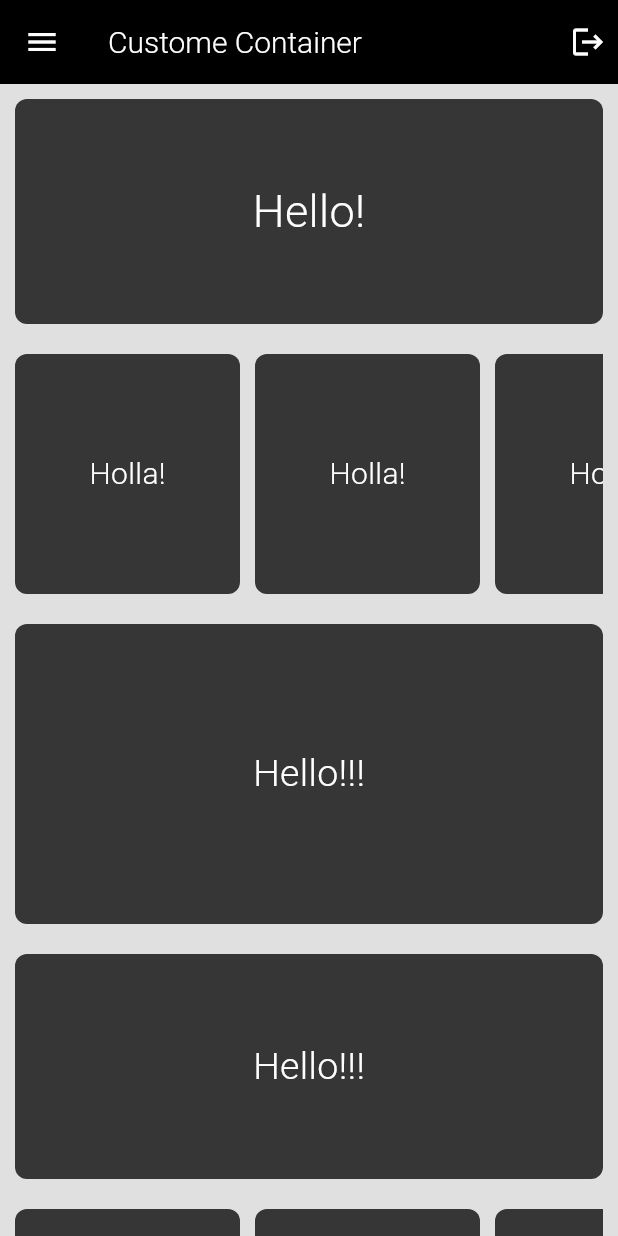
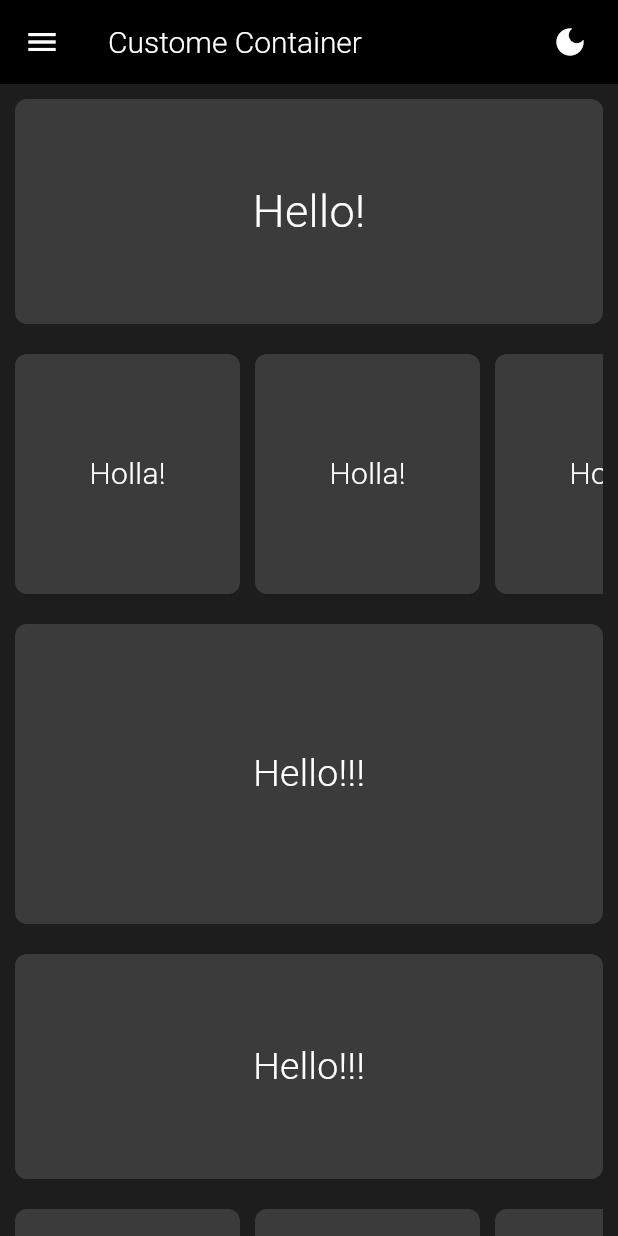
Before and after one commit to LuckyVishwa1104/Flutter-Basics, a Flutter app: the screen it shows after launch, on a phone screen of 412 x 824 dp. Run offline on Flutter 3.47's test engine with Material 3 defaults, Android fonts, the phone set to English and light mode, and no system bars; our stand-ins replace image_picker.

Commit message:
feat(theme): add toggle for light and dark mode

```diff
--- a/lib/constructs/custom_container_demo.dart
+++ b/lib/constructs/custom_container_demo.dart
@@ -1,20 +1,30 @@
 import 'package:flutter/material.dart';
 
-class CustomContainerDemo extends StatelessWidget {
+class CustomContainerDemo extends StatefulWidget {
   const CustomContainerDemo({super.key});
 
   @override
+  State<CustomContainerDemo> createState() => _CustomContainerDemoState();
+}
+
+class _CustomContainerDemoState extends State<CustomContainerDemo> {
+  bool toggle = false;
+
+  Color bgClrLight = const Color.fromARGB(255, 216, 214, 214);
+  Color bgClrDark = const Color.fromARGB(255, 60, 59, 59);
+
+  Color textColorLight = Colors.black;
+  Color textColorDark = Colors.white;
+
+  @override
   Widget build(BuildContext context) {
-
-    Color bgClr = const Color.fromARGB(255, 54, 54, 54);
-
-    Color textColor = Colors.white;
-
     return Scaffold(
-      backgroundColor: Colors.black12,
+      backgroundColor: toggle
+          ? const Color.fromARGB(255, 239, 236, 236)
+          : const Color.fromARGB(251, 25, 25, 25),
       appBar: AppBar(
-        backgroundColor: Colors.black,
-        foregroundColor: Colors.white,
+        backgroundColor: toggle ? Colors.white : Colors.black,
+        foregroundColor: toggle ? Colors.black : Colors.white,
         title: const Text(
           'Custome Container',
           style: TextStyle(
@@ -22,13 +32,19 @@ class CustomContainerDemo extends StatelessWidget {
             fontWeight: FontWeight.w300,
           ),
         ),
-        actions: const [
-          Icon(
-            Icons.logout,
-          )
+        actions: [
+          IconButton(
+            icon: Icon(
+              toggle ? Icons.light_mode : Icons.dark_mode,
+            ),
+            onPressed: () {
+              setState(() {
+                toggle = !toggle;
+              });
+            },
+          ),
         ],
-
-        actionsPadding: EdgeInsets.all(8),
+        actionsPadding: const EdgeInsets.all(8),
       ),
 
       // drawer
@@ -44,7 +60,7 @@ class CustomContainerDemo extends StatelessWidget {
               height: 150,
               width: double.infinity,
               decoration: BoxDecoration(
-                color: bgClr,
+                color: toggle ? bgClrLight : bgClrDark,
                 borderRadius: BorderRadius.circular(8),
               ),
               child: Center(
@@ -53,7 +69,7 @@ class CustomContainerDemo extends StatelessWidget {
                   style: TextStyle(
                     fontSize: 30,
                     fontWeight: FontWeight.w300,
-                    color: textColor,
+                    color: toggle ? textColorLight : textColorDark,
                   ),
                 ),
               ),
@@ -71,7 +87,7 @@ class CustomContainerDemo extends StatelessWidget {
                     height: 160,
                     width: 150,
                     decoration: BoxDecoration(
-                      color: bgClr,
+                      color: toggle ? bgClrLight : bgClrDark,
                       borderRadius: BorderRadius.circular(8),
                     ),
                     child: Center(
@@ -80,7 +96,7 @@ class CustomContainerDemo extends StatelessWidget {
                         style: TextStyle(
                           fontSize: 20,
                           fontWeight: FontWeight.w300,
-                          color: textColor,
+                          color: toggle ? textColorLight : textColorDark,
                         ),
                       ),
                     ),
@@ -92,7 +108,7 @@ class CustomContainerDemo extends StatelessWidget {
                     height: 160,
                     width: 150,
                     decoration: BoxDecoration(
-                      color: bgClr,
+                      color: toggle ? bgClrLight : bgClrDark,
                       borderRadius: BorderRadius.circular(8),
                     ),
                     child: Center(
@@ -101,7 +117,7 @@ class CustomContainerDemo extends StatelessWidget {
                         style: TextStyle(
                           fontSize: 20,
                           fontWeight: FontWeight.w300,
-                          color: textColor,
+                          color: toggle ? textColorLight : textColorDark,
                         ),
                       ),
                     ),
@@ -113,7 +129,7 @@ class CustomContainerDemo extends StatelessWidget {
                     height: 160,
                     width: 150,
                     decoration: BoxDecoration(
-                      color: bgClr,
+                      color: toggle ? bgClrLight : bgClrDark,
                       borderRadius: BorderRadius.circular(8),
                     ),
                     child: Center(
@@ -122,7 +138,7 @@ class CustomContainerDemo extends StatelessWidget {
                         style: TextStyle(
                           fontSize: 20,
                           fontWeight: FontWeight.w300,
-                          color: textColor,
+                          color: toggle ? textColorLight : textColorDark,
                         ),
                       ),
                     ),
@@ -134,7 +150,7 @@ class CustomContainerDemo extends StatelessWidget {
                     height: 160,
                     width: 150,
                     decoration: BoxDecoration(
-                      color: bgClr,
+                      color: toggle ? bgClrLight : bgClrDark,
                       borderRadius: BorderRadius.circular(8),
                     ),
                     child: Center(
@@ -143,7 +159,7 @@ class CustomContainerDemo extends StatelessWidget {
                         style: TextStyle(
                           fontSize: 20,
                           fontWeight: FontWeight.w300,
-                          color: textColor,
+                          color: toggle ? textColorLight : textColorDark,
                         ),
                       ),
                     ),
@@ -155,11 +171,12 @@ class CustomContainerDemo extends StatelessWidget {
               height: 20,
             ),
 
+            // third container
             Container(
               height: 200,
               width: double.infinity,
               decoration: BoxDecoration(
-                color: bgClr,
+                color: toggle ? bgClrLight : bgClrDark,
                 borderRadius: BorderRadius.circular(8),
               ),
               child: Center(
@@ -168,7 +185,7 @@ class CustomContainerDemo extends StatelessWidget {
                   style: TextStyle(
                     fontSize: 25,
                     fontWeight: FontWeight.w300,
-                    color: textColor,
+                    color: toggle ? textColorLight : textColorDark,
                   ),
                 ),
               ),
@@ -177,11 +194,12 @@ class CustomContainerDemo extends StatelessWidget {
               height: 20,
             ),
 
+            // fourth container
             Container(
               height: 150,
               width: double.infinity,
               decoration: BoxDecoration(
-                color: bgClr,
+                color: toggle ? bgClrLight : bgClrDark,
                 borderRadius: BorderRadius.circular(8),
               ),
               child: Center(
@@ -190,7 +208,7 @@ class CustomContainerDemo extends StatelessWidget {
                   style: TextStyle(
                     fontSize: 25,
                     fontWeight: FontWeight.w300,
-                    color: textColor,
+                    color: toggle ? textColorLight : textColorDark,
                   ),
                 ),
               ),
@@ -199,7 +217,7 @@ class CustomContainerDemo extends StatelessWidget {
               height: 20,
             ),
 
-            // row
+            // fifth container
             SingleChildScrollView(
               scrollDirection: Axis.horizontal,
               child: Row(
@@ -208,7 +226,7 @@ class CustomContainerDemo extends StatelessWidget {
                     height: 80,
                     width: 150,
                     decoration: BoxDecoration(
-                      color: bgClr,
+                      color: toggle ? bgClrLight : bgClrDark,
                       borderRadius: BorderRadius.circular(8),
                     ),
                     child: Center(
@@ -217,7 +235,7 @@ class CustomContainerDemo extends StatelessWidget {
                         style: TextStyle(
                           fontSize: 20,
                           fontWeight: FontWeight.w300,
-                          color: textColor,
+                          color: toggle ? textColorLight : textColorDark,
                         ),
                       ),
                     ),
@@ -229,7 +247,7 @@ class CustomContainerDemo extends StatelessWidget {
                     height: 80,
                     width: 150,
                     decoration: BoxDecoration(
-                      color: bgClr,
+                      color: toggle ? bgClrLight : bgClrDark,
                       borderRadius: BorderRadius.circular(8),
                     ),
                     child: Center(
@@ -238,7 +256,7 @@ class CustomContainerDemo extends StatelessWidget {
                         style: TextStyle(
                           fontSize: 20,
                           fontWeight: FontWeight.w300,
-                          color: textColor,
+                          color: toggle ? textColorLight : textColorDark,
                         ),
                       ),
                     ),
@@ -250,7 +268,7 @@ class CustomContainerDemo extends StatelessWidget {
                     height: 80,
                     width: 150,
                     decoration: BoxDecoration(
-                      color: bgClr,
+                      color: toggle ? bgClrLight : bgClrDark,
                       borderRadius: BorderRadius.circular(8),
                     ),
                     child: Center(
@@ -259,7 +277,7 @@ class CustomContainerDemo extends StatelessWidget {
                         style: TextStyle(
                           fontSize: 20,
                           fontWeight: FontWeight.w300,
-                          color: textColor,
+                          color: toggle ? textColorLight : textColorDark,
                         ),
                       ),
                     ),
@@ -271,12 +289,12 @@ class CustomContainerDemo extends StatelessWidget {
               height: 20,
             ),
 
-            // column children items
+            // sixth Container
             Container(
               height: 150,
               width: double.infinity,
               decoration: BoxDecoration(
-                color: bgClr,
+                color: toggle ? bgClrLight : bgClrDark,
                 borderRadius: BorderRadius.circular(8),
               ),
               child: Center(
@@ -285,13 +303,10 @@ class CustomContainerDemo extends StatelessWidget {
                   style: TextStyle(
                     fontSize: 25,
                     fontWeight: FontWeight.w300,
-                    color: textColor,
+                    color: toggle ? textColorLight : textColorDark,
                   ),
                 ),
               ),
-            ),
-            const SizedBox(
-              height: 20,
             ),
           ],
         ),
```
